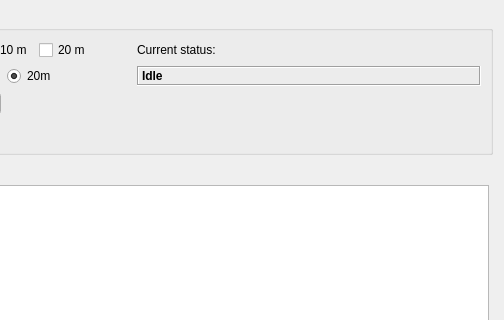
mlz-ictrl/nicos, file custom/demo/lib/gui/sanspanel.ui: the form before one commit; both pictures show x 301 to 805 and y 0 to 320 of the 805 by 554 pixel window.
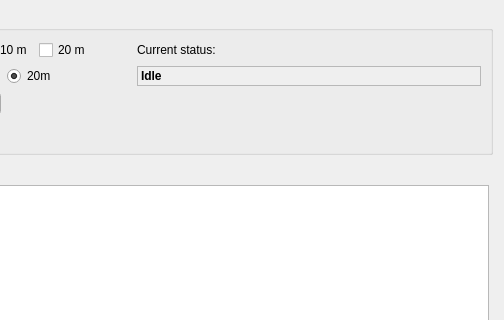
The form after the commit. Icons and pictures are not drawn.

Commit message: sanspanel: fix label background color

The edit to the form file:
```diff
--- a/custom/demo/lib/gui/sanspanel.ui
+++ b/custom/demo/lib/gui/sanspanel.ui
@@ -121,8 +121,11 @@
           <bold>true</bold>
          </font>
         </property>
+        <property name="autoFillBackground">
+         <bool>true</bool>
+        </property>
         <property name="frameShape">
-         <enum>QFrame::Box</enum>
+         <enum>QFrame::StyledPanel</enum>
         </property>
         <property name="frameShadow">
          <enum>QFrame::Sunken</enum>
```
